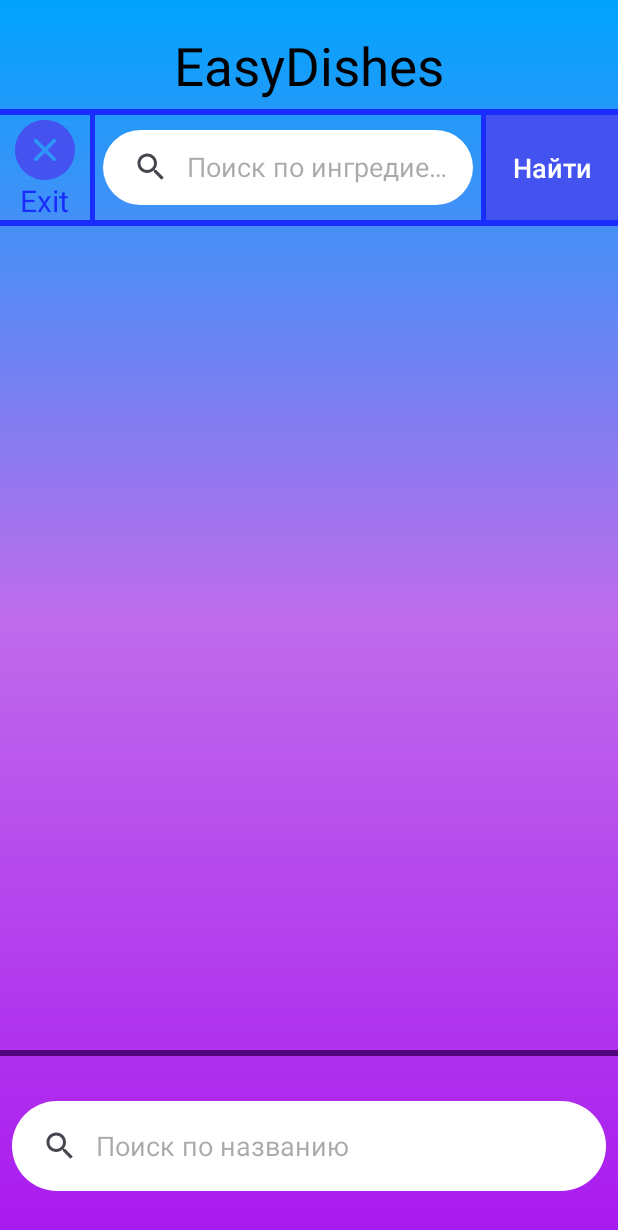
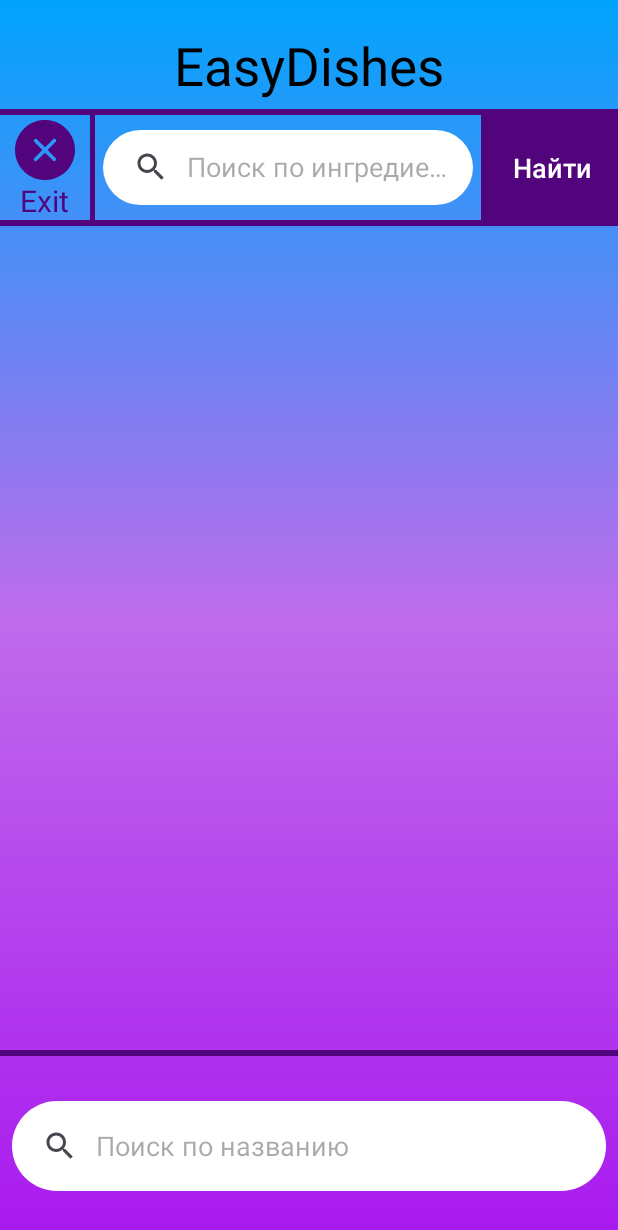
Before and after one commit to Ryqite/DishHelper-App, an Android app: the MainMenuActivity screen opened directly, with no data from a screen before it, on a phone screen of 412 x 824 dp. Shown: the top 1230 px of the screen. Run offline under Robolectric (Android 15) with nearby library versions, the phone set to English and light mode, and no system bars; our stand-ins replace Firebase (no records; nobody signed in at launch, a user with empty details on screens opened directly).

Commit message:
made design of third page

```diff
--- a/app/src/main/res/drawable/ic_img_reset.xml
+++ b/app/src/main/res/drawable/ic_img_reset.xml
@@ -5,6 +5,6 @@
     android:viewportHeight="512">
   <path
       android:pathData="M232.1,1c-49.7,4.8 -99,25.1 -137.6,56.5 -11.4,9.2 -29.4,27.4 -38.4,38.7 -22.9,28.7 -41.7,67.5 -49.5,102.3 -4.9,21.8 -6,32.5 -6,57.5 0,25 1.1,35.7 6,57.5 7.9,35.5 27.2,74.9 50.9,104 9.2,11.4 27.4,29.4 38.7,38.4 28.7,22.9 67.5,41.7 102.3,49.5 21.8,4.9 32.5,6 57.5,6 25,-0 35.7,-1.1 57.5,-6 26.1,-5.8 60.3,-20.4 82.8,-35.3 38.9,-25.9 68.8,-59.9 89.3,-101.6 12.5,-25.5 19.6,-48.4 24.1,-77.5 2.4,-16.1 2.4,-53.9 0,-70 -4.5,-29.1 -11.6,-52 -24.1,-77.5 -13.4,-27.2 -28.3,-48 -49.8,-69.2 -21.1,-20.9 -40.4,-34.6 -67.3,-47.8 -25.2,-12.4 -48.6,-19.7 -76.5,-24 -12.6,-1.9 -46.8,-2.7 -59.9,-1.5zM344.8,162.7c6.4,4.7 8.7,12 6.2,19 -0.6,1.5 -17.2,18.9 -36.8,38.5l-35.7,35.8 35.2,35.2c19.4,19.4 35.7,36.6 36.3,38.1 2.7,7.3 0,14.7 -6.9,19.4 -3.7,2.5 -9.1,3 -13.8,1.3 -1.5,-0.6 -18.7,-16.9 -38,-36.3l-35.3,-35.2 -35.7,35.7c-31.4,31.2 -36.3,35.8 -40.1,36.8 -11.5,3 -22.2,-7.7 -19.2,-19.3 1,-3.7 5.6,-8.7 36.8,-40l35.7,-35.7 -35.2,-35.3c-19.4,-19.3 -35.7,-36.5 -36.3,-38 -1.7,-4.7 -1.2,-10.1 1.3,-13.8 4.7,-6.9 12.1,-9.6 19.4,-6.9 1.5,0.6 18.7,16.9 38.1,36.3l35.2,35.2 35.8,-35.7c19.6,-19.7 36.8,-36.2 38.2,-36.8 3.7,-1.5 11.7,-0.6 14.8,1.7z"
-      android:fillColor="@color/btn_page_2"
+      android:fillColor="@color/low_divider"
       android:strokeColor="#00000000"/>
 </vector>
--- a/app/src/main/res/layout/activity_main_page.xml
+++ b/app/src/main/res/layout/activity_main_page.xml
@@ -31,7 +31,7 @@
             android:layout_width="match_parent"
             android:layout_height="4dp"
             android:layout_marginTop="5dp"
-            android:background="@color/divider1" />
+            android:background="@color/low_divider" />
 
         <LinearLayout
             android:layout_width="match_parent"
@@ -59,8 +59,8 @@
                     android:layout_height="wrap_content"
                     android:layout_marginEnd="1dp"
                     android:gravity="center"
-                    android:text="Exit"
-                    android:textColor="@color/divider1"
+                    android:text="@string/exit"
+                    android:textColor="@color/low_divider"
                     android:textSize="20sp" />
             </LinearLayout>
 
@@ -68,10 +68,10 @@
                 android:id="@+id/vertical_divider1"
                 android:layout_width="3dp"
                 android:layout_height="match_parent"
-                android:background="@color/divider1" />
+                android:background="@color/low_divider" />
 
             <SearchView
-                android:layout_width="match_parent"
+                android:layout_width="0dp"
                 android:layout_height="match_parent"
                 android:layout_marginStart="5dp"
                 android:layout_marginTop="10dp"
@@ -88,13 +88,13 @@
                 android:id="@+id/vertical_divider2"
                 android:layout_width="3dp"
                 android:layout_height="match_parent"
-                android:background="@color/divider1" />
+                android:background="@color/low_divider" />
 
             <android.widget.Button
                 android:id="@+id/button2"
                 android:layout_width="wrap_content"
                 android:layout_height="match_parent"
-                android:background="@color/btn_page_2"
+                android:background="@color/low_divider"
                 android:text="@string/search_button"
                 android:textAllCaps="false"
                 android:textColor="@color/white"
@@ -105,12 +105,12 @@
             android:id="@+id/divider2"
             android:layout_width="match_parent"
             android:layout_height="4dp"
-            android:background="@color/divider1" />
+            android:background="@color/low_divider" />
 
         <androidx.recyclerview.widget.RecyclerView
             android:id="@+id/recyclerView"
             android:layout_width="match_parent"
-            android:layout_height="500dp"
+            android:layout_height="0dp"
             android:layout_weight="1" />
 
         <View
--- a/app/src/main/res/layout/dish_item.xml
+++ b/app/src/main/res/layout/dish_item.xml
@@ -25,7 +25,9 @@
             android:src="@mipmap/ic_launcher"
             app:layout_constraintBottom_toBottomOf="parent"
             app:layout_constraintStart_toStartOf="parent"
-            app:layout_constraintTop_toTopOf="parent"></ImageView>
+            app:layout_constraintTop_toTopOf="parent">
+
+        </ImageView>
 
         <TextView
             android:id="@+id/dish_name"
--- a/app/src/main/res/values/colors.xml
+++ b/app/src/main/res/values/colors.xml
@@ -10,4 +10,5 @@
     <color name="low_divider">#51047C</color>
     <color name="item_top_bg">#6AEDE6</color>
     <color name="item_bot_bg">#868FE7</color>
+    <color name="image_name_bg">#7FF2205B</color>
 </resources>
--- a/app/src/main/res/values/strings.xml
+++ b/app/src/main/res/values/strings.xml
@@ -14,4 +14,8 @@
     <string name="hint_by_ingredients">Поиск по ингредиентам</string>
     <string name="errorText">error</string>
     <string name="dish_icon">Icon</string>
+    <string name="composition_title">Состав:</string>
+    <string name="recipe_text">Рецепт:</string>
+    <string name="exit">Exit</string>
+    <string name="content_error">Content_error</string>
 </resources>
```
Also changed, not shown: app/src/main/res/drawable/image_name_bg.xml (added, +7 -0 lines), app/src/main/res/layout/activity_dish_page.xml (+112 -0 lines).
